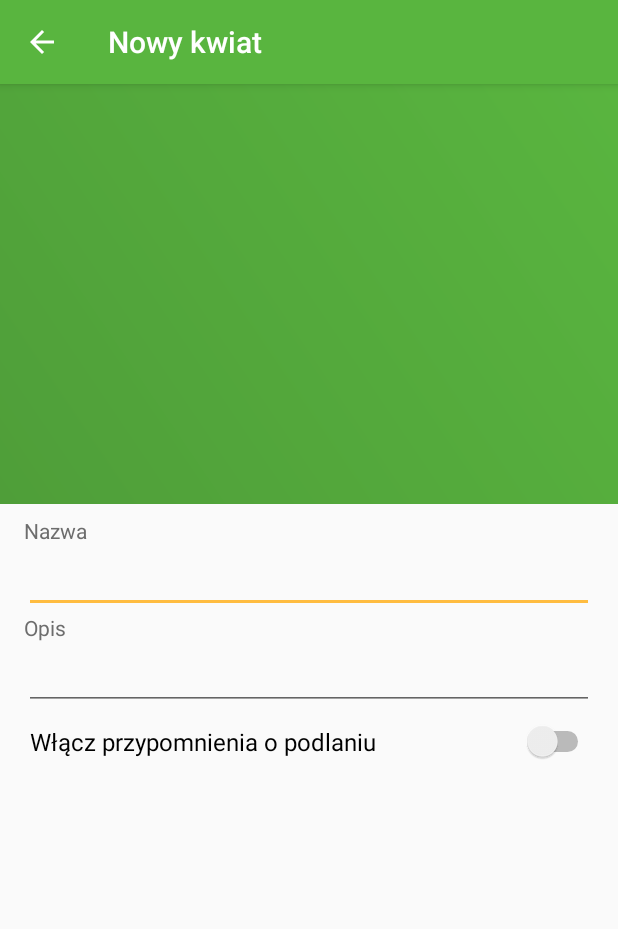
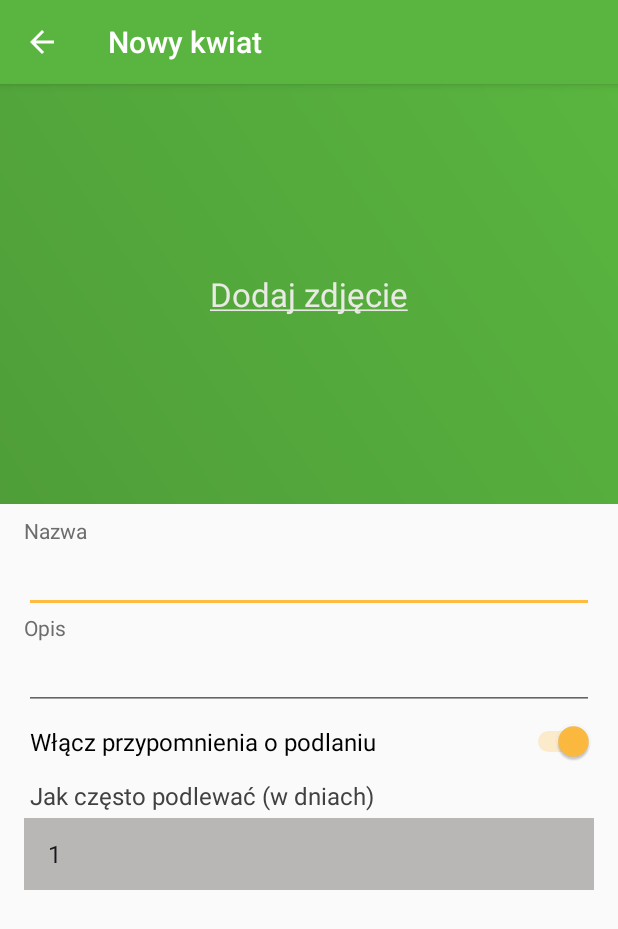
Before and after one commit to mniami/pourtheflowers, an Android app: the screen it shows after launch (MainActivity), in the side drawer, after a tap on "Dodaj nowy", on a phone screen of 412 x 824 dp. Shown: the top 929 px of the screen. Run offline under Robolectric (Android 15) with nearby library versions, the light colour scheme and no system bars; our stand-ins replace Dagger/Hilt's generated code; network calls fail; pictures from the network do not load.

Commit message:
Renamed NotificationTime.seconds to value Added link to add image photo on New Item Fragment Added showing empty image (flower) when no photo found Removed confirmation dialogs from edit and new fragments

```diff
--- a/pourtheflowers/app/src/main/java/pl/bydgoszcz/guideme/podlewacz/notifications/NotificationExt.kt
+++ b/pourtheflowers/app/src/main/java/pl/bydgoszcz/guideme/podlewacz/notifications/NotificationExt.kt
@@ -11,7 +11,7 @@ import pl.bydgoszcz.guideme.podlewacz.utils.SystemTime
 import pl.bydgoszcz.guideme.podlewacz.views.model.UiItem
 
 fun Notification.getRemainingTime(currentTime: SystemTime): NotificationTime {
-    return if (lastNotificationTime.millis > 0 && repeatInTime.seconds > 0) {
+    return if (lastNotificationTime.millis > 0 && repeatInTime.value > 0) {
         val elapsedTime = currentTime - lastNotificationTime
         var remainTime = repeatInTime - elapsedTime % repeatInTime
         val notificationDateTime = currentTime + remainTime
--- a/pourtheflowers/app/src/main/java/pl/bydgoszcz/guideme/podlewacz/notifications/NotificationScheduler.kt
+++ b/pourtheflowers/app/src/main/java/pl/bydgoszcz/guideme/podlewacz/notifications/NotificationScheduler.kt
@@ -1,16 +1,21 @@
 package pl.bydgoszcz.guideme.podlewacz.notifications
 
 import android.content.Context
+import android.util.Log
 import androidx.work.Data
 import androidx.work.OneTimeWorkRequestBuilder
 import androidx.work.PeriodicWorkRequestBuilder
 import androidx.work.WorkManager
 import pl.bydgoszcz.guideme.podlewacz.notifications.workers.DelayedNotificationWorker
 import pl.bydgoszcz.guideme.podlewacz.notifications.workers.PeriodicNotificationWorker
+import pl.bydgoszcz.guideme.podlewacz.utils.NotificationTime
+import pl.bydgoszcz.guideme.podlewacz.utils.SystemTime
+import java.lang.String.format
 import java.util.concurrent.TimeUnit
 import javax.inject.Inject
 
 class NotificationScheduler @Inject constructor(val context: Context) {
+    val tag = "NotificationSched"
     companion object {
         private const val MAIN_TAG = "podlewacz"
 
@@ -23,6 +28,8 @@ class NotificationScheduler @Inject constructor(val context: Context) {
     }
 
     fun scheduleJob(id: String, title: String, text: String, delay: Long, repeat: Long) {
+        val scheduledTime = SystemTime.current().plus(NotificationTime.fromMillis(delay))
+        Log.d(tag, format("Schedule '%s' to '%s'", title, scheduledTime))
         val params = mapOf(
                 NotificationScheduler.ID to id,
                 NotificationScheduler.TITLE to title,
--- a/pourtheflowers/app/src/main/java/pl/bydgoszcz/guideme/podlewacz/serialization/ItemsSerializer.kt
+++ b/pourtheflowers/app/src/main/java/pl/bydgoszcz/guideme/podlewacz/serialization/ItemsSerializer.kt
@@ -51,7 +51,7 @@ class ItemsSerializer {
                     getString(),
                     getString(),
                     tagSerializer.deserialize(byteBuffer),
-                    getInt(),
+                    int,
                     NotificationSerializer().deserialize(byteBuffer)
             )
         }
@@ -61,7 +61,7 @@ class ItemsSerializer {
 class NotificationSerializer {
     fun serialize(byteBuffer: ByteBuffer, notification: Notification) {
         byteBuffer.put(if (notification.enabled) 0x1.toByte() else 0x0.toByte())
-        byteBuffer.putInt(notification.repeatInTime.seconds)
+        byteBuffer.putInt(notification.repeatInTime.value)
         byteBuffer.putLong(notification.lastNotificationTime.millis)
     }
 
--- a/pourtheflowers/app/src/main/java/pl/bydgoszcz/guideme/podlewacz/views/TakePicture.kt
+++ b/pourtheflowers/app/src/main/java/pl/bydgoszcz/guideme/podlewacz/views/TakePicture.kt
@@ -29,8 +29,12 @@ object TakePicture {
         )
     }
 
-    fun requestTakePicture(activity: FragmentActivity): File? {
+
+    fun requestTakePicture(activity: FragmentActivity?): File? {
         var photoFile: File? = null
+        val activity = activity
+                ?: throw IllegalStateException("Request take picture has no activity")
+
         Intent(MediaStore.ACTION_IMAGE_CAPTURE).also { takePictureIntent ->
             takePictureIntent.resolveActivity(activity.packageManager)?.also {
                 photoFile = createImageFile(activity)
--- a/pourtheflowers/app/src/main/java/pl/bydgoszcz/guideme/podlewacz/views/fragments/FlowerListFragment.kt
+++ b/pourtheflowers/app/src/main/java/pl/bydgoszcz/guideme/podlewacz/views/fragments/FlowerListFragment.kt
@@ -7,18 +7,18 @@ import android.support.v4.app.FragmentManager
 import android.support.v7.widget.LinearLayoutManager
 import android.support.v7.widget.RecyclerView
 import android.view.*
+import kotlinx.android.synthetic.main.app_bar_main.*
+import kotlinx.android.synthetic.main.fragment_flower_list.*
 import pl.bydgoszcz.guideme.podlewacz.MainActivityHelper
 import pl.bydgoszcz.guideme.podlewacz.PourTheFlowerApplication
 import pl.bydgoszcz.guideme.podlewacz.R
+import pl.bydgoszcz.guideme.podlewacz.analytics.Analytics
+import pl.bydgoszcz.guideme.podlewacz.analytics.BundleFactory
 import pl.bydgoszcz.guideme.podlewacz.features.PouredTheFlower
-import pl.bydgoszcz.guideme.podlewacz.views.model.UiItem
 import pl.bydgoszcz.guideme.podlewacz.utils.setMenu
 import pl.bydgoszcz.guideme.podlewacz.views.FabHelper
 import pl.bydgoszcz.guideme.podlewacz.views.fragments.providers.ItemsProvider
-import kotlinx.android.synthetic.main.app_bar_main.*
-import kotlinx.android.synthetic.main.fragment_flower_list.*
-import pl.bydgoszcz.guideme.podlewacz.analytics.Analytics
-import pl.bydgoszcz.guideme.podlewacz.analytics.BundleFactory
+import pl.bydgoszcz.guideme.podlewacz.views.model.UiItem
 import javax.inject.Inject
 
 class FlowerListFragment : Fragment() {
@@ -66,7 +66,7 @@ class FlowerListFragment : Fragment() {
 
     override fun onResume() {
         super.onResume()
-        val act = activity ?: return
+        val act = activity ?: throw IllegalStateException("Flower list no activity")
         val adapter = recyclerView.adapter as FlowerRecyclerViewAdapter? ?: return
         adapter.resume()
         FabHelper(act).show(FabHelper.Option.ADD)?.setOnClickListener {
--- a/pourtheflowers/app/src/main/java/pl/bydgoszcz/guideme/podlewacz/views/fragments/NewItemFragment.kt
+++ b/pourtheflowers/app/src/main/java/pl/bydgoszcz/guideme/podlewacz/views/fragments/NewItemFragment.kt
@@ -6,18 +6,19 @@ import android.os.Bundle
 import android.support.v4.app.Fragment
 import android.support.v4.content.ContextCompat.checkSelfPermission
 import android.view.*
+import kotlinx.android.synthetic.main.app_bar_main.*
+import kotlinx.android.synthetic.main.fragment_flower_edit.*
 import pl.bydgoszcz.guideme.podlewacz.*
 import pl.bydgoszcz.guideme.podlewacz.features.AddNewItem
 import pl.bydgoszcz.guideme.podlewacz.model.Item
-import pl.bydgoszcz.guideme.podlewacz.views.model.UiItem
 import pl.bydgoszcz.guideme.podlewacz.utils.ImageUtils
 import pl.bydgoszcz.guideme.podlewacz.utils.NotificationTime
 import pl.bydgoszcz.guideme.podlewacz.utils.setMenu
 import pl.bydgoszcz.guideme.podlewacz.views.FabHelper
 import pl.bydgoszcz.guideme.podlewacz.views.TakePicture
 import pl.bydgoszcz.guideme.podlewacz.views.fragments.binders.EditDetailsFragmentBinder
-import kotlinx.android.synthetic.main.app_bar_main.*
-import kotlinx.android.synthetic.main.fragment_flower_edit.*
+import pl.bydgoszcz.guideme.podlewacz.views.model.UiItem
+import java.lang.String.format
 import javax.inject.Inject
 
 class NewItemFragment : Fragment(), TakingPictureThumbnail {
@@ -48,6 +49,7 @@ class NewItemFragment : Fragment(), TakingPictureThumbnail {
         }
 
         FabHelper(activity).hide()
+
         uiItem = UiItem(Item(), true, NotificationTime.ZERO, "")
         binder = EditDetailsFragmentBinder(requireContext(), etName, etDescription, frequencySpinner, turnNotificationSwitch, tvFrequencyLabel, ivImage)
         binder.bind {
@@ -60,50 +62,54 @@ class NewItemFragment : Fragment(), TakingPictureThumbnail {
                 pourFrequencyVisible = notificationEnabled
             }
         }
-        val activity = activity ?: return
+        tvPhotoImage.setOnClickListener {
+            requestTakePicture()
+        }
+        ivImage.setOnClickListener {
+            requestTakePicture()
+        }
+        binder.notificationEnabled = true
+        binder.pourFrequencyVisible = true
+        val activity = activity
+                ?: throw IllegalStateException("New item on view created has no activity")
 
         if (activity is MainActivityHelper) {
             activity.showBackButton(true)
             activity.toolbar.title = getString(R.string.new_flower)
         }
         registerSave()
-        requestTakePicture()
     }
 
     private fun registerSave() {
         doOnBackPressed {
-            showConfirmationDialog(R.string.dialog_title_confirm_save, R.string.dialog_message_cofirm_save,
-                    onSuccess = {
-                        validate {
-                            saveItem {
-                                goBack()
-                            }
-                        }
-                    },
-                    onFailure = {
-                        goBack()
-                    })
+            validate {
+                saveItem {
+                    goBack()
+                }
+            }
             returnFalse()
         }
     }
 
     private fun validate(onSuccess: () -> Unit) {
         if (binder.name.isEmpty()) {
-            showSnack(R.string.name_cannot_be_empty_message)
+            goBack()
             return
         }
         return onSuccess()
     }
 
     private fun saveItem(onSuccess: () -> Unit) {
-        val filePath = photoFilePath ?: return
+        val filePath = photoFilePath
+                ?: format("android.resource://%s/drawable/flower", getString(R.string.package_name))
         val frequency = if (binder.notificationEnabled) NotificationTime.fromDays(binder.pourFrequencyInDays) else NotificationTime.ZERO
 
         addNewItem.add(binder.name, binder.description, emptyList(), filePath, frequency, onSuccess)
     }
 
     private fun requestTakePicture() {
-        val activity = activity ?: return
+        val activity = activity
+                ?: throw IllegalStateException("Request take picture has no activity")
 
         if (checkSelfPermission(activity, Manifest.permission.CAMERA)
                 != PackageManager.PERMISSION_GRANTED) {
@@ -111,6 +117,7 @@ class NewItemFragment : Fragment(), TakingPictureThumbnail {
         } else {
             try {
                 photoFilePath = TakePicture.requestTakePicture(activity)?.absolutePath
+                tvPhotoImage.visibility = View.GONE
             } catch (ex: Exception) {
                 showSnack(R.string.image_file_not_found)
             }
@@ -125,7 +132,11 @@ class NewItemFragment : Fragment(), TakingPictureThumbnail {
     override fun onRequestPermissionsResult(requestCode: Int, permissions: Array<out String>, grantResults: IntArray) {
         super.onRequestPermissionsResult(requestCode, permissions, grantResults)
         if (requestCode == MY_CAMERA_REQUEST_CODE) {
-            TakePicture.requestTakePicture(requireActivity())
+            try {
+                photoFilePath = TakePicture.requestTakePicture(activity)?.absolutePath
+            } catch (ex: Exception) {
+                showSnack(R.string.image_file_not_found)
+            }
         }
     }
 
@@ -138,7 +149,7 @@ class NewItemFragment : Fragment(), TakingPictureThumbnail {
     }
 
     private fun showPicture() {
-        var imageFilePath = photoFilePath ?: return
+        val imageFilePath = photoFilePath ?: return
 
         // Compress bitmap
         val proportion = ivImage.width.toFloat() / ivImage.height.toFloat()
--- a/pourtheflowers/app/src/main/java/pl/bydgoszcz/guideme/podlewacz/views/fragments/providers/ItemsProvider.kt
+++ b/pourtheflowers/app/src/main/java/pl/bydgoszcz/guideme/podlewacz/views/fragments/providers/ItemsProvider.kt
@@ -1,9 +1,9 @@
 package pl.bydgoszcz.guideme.podlewacz.views.fragments.providers
 
+import pl.bydgoszcz.guideme.podlewacz.notifications.updateRemainingTime
 import pl.bydgoszcz.guideme.podlewacz.repositories.ItemsRepository
+import pl.bydgoszcz.guideme.podlewacz.views.fragments.FlowerListFragment
 import pl.bydgoszcz.guideme.podlewacz.views.model.UiItem
-import pl.bydgoszcz.guideme.podlewacz.notifications.updateRemainingTime
-import pl.bydgoszcz.guideme.podlewacz.views.fragments.FlowerListFragment
 import javax.inject.Inject
 import javax.inject.Singleton
 
@@ -20,7 +20,7 @@ class ItemsProvider @Inject constructor(private val repository: ItemsRepository)
         flowers.forEach { it.updateRemainingTime() }
         return flowers.sortedBy {
             if (it.isUser && it.item.notification.enabled) {
-                it.remainingTime.seconds
+                it.remainingTime.value
             } else {
                 Int.MAX_VALUE
             }
--- a/pourtheflowers/app/src/main/res/layout/fragment_flower_edit.xml
+++ b/pourtheflowers/app/src/main/res/layout/fragment_flower_edit.xml
@@ -24,27 +24,37 @@
                 android:id="@+id/ivImage"
                 android:layout_width="0dp"
                 android:layout_height="0dp"
-                android:layout_marginStart="0dp"
-                android:layout_marginTop="0dp"
-                android:layout_marginEnd="0dp"
-                android:layout_marginBottom="0dp"
                 android:contentDescription="@string/flower_image_description"
                 app:layout_constraintBottom_toBottomOf="parent"
                 app:layout_constraintEnd_toEndOf="parent"
                 app:layout_constraintStart_toStartOf="parent"
                 app:layout_constraintTop_toTopOf="parent" />
+
+            <TextView
+                android:id="@+id/tvPhotoImage"
+                android:layout_width="wrap_content"
+                android:layout_height="wrap_content"
+                android:text="@string/click_to_see_photo"
+                android:textColor="@color/brokenWhite"
+                android:textSize="@dimen/headerTextSize"
+                app:layout_constraintBottom_toBottomOf="parent"
+                app:layout_constraintEnd_toEndOf="parent"
+                app:layout_constraintHorizontal_bias="0.5"
+                app:layout_constraintStart_toStartOf="parent"
+                app:layout_constraintTop_toTopOf="parent" />
         </android.support.constraint.ConstraintLayout>
 
         <TextView
+            android:id="@+id/nameLabel"
+            style="@style/LabelTextViewStyle"
             android:layout_width="match_parent"
             android:layout_height="wrap_content"
+            android:layout_marginStart="16dp"
             android:layout_marginTop="8dp"
-            android:layout_marginStart="16dp"
             android:layout_marginEnd="16dp"
-            android:id="@+id/nameLabel"
-            style="@style/LabelTextViewStyle"
             android:text="@string/name_label"
-            app:layout_constraintTop_toTopOf="@+id/guideline2"/>
+            android:labelFor="@id/etName"
+            app:layout_constraintTop_toTopOf="@+id/guideline2" />
 
         <EditText
             android:id="@+id/etName"
@@ -52,20 +62,22 @@
             android:layout_height="wrap_content"
             android:layout_marginStart="16dp"
             android:layout_marginEnd="16dp"
-            android:inputType="textPersonName"
+            android:autofillHints=""
+            android:inputType="text"
             app:layout_constraintEnd_toEndOf="parent"
             app:layout_constraintStart_toStartOf="parent"
             app:layout_constraintTop_toBottomOf="@+id/nameLabel" />
 
         <TextView
+            android:id="@+id/descriptionLabel"
+            style="@style/LabelTextViewStyle"
             android:layout_width="match_parent"
             android:layout_height="wrap_content"
             android:layout_marginStart="16dp"
             android:layout_marginEnd="16dp"
-            android:id="@+id/descriptionLabel"
             android:text="@string/description_label"
-            style="@style/LabelTextViewStyle"
-            app:layout_constraintTop_toBottomOf="@+id/etName"/>
+            android:labelFor="@id/etDescription"
+            app:layout_constraintTop_toBottomOf="@+id/etName" />
 
         <EditText
             android:id="@+id/etDescription"
@@ -73,6 +85,8 @@
             android:layout_height="wrap_content"
             android:layout_marginStart="16dp"
             android:layout_marginEnd="16dp"
+            android:autofillHints=""
+            android:inputType="text"
             app:layout_constraintEnd_toEndOf="parent"
             app:layout_constraintStart_toStartOf="parent"
             app:layout_constraintTop_toBottomOf="@+id/descriptionLabel" />
@@ -90,9 +104,9 @@
             android:layout_height="42dp"
             android:layout_marginStart="16dp"
             android:layout_marginEnd="16dp"
-            android:paddingLeft="4dp"
+            android:paddingStart="4dp"
+            android:text="@string/notification_label"
             android:textSize="@dimen/descriptionTextSize"
-            android:text="@string/notification_label"
             app:layout_constraintEnd_toEndOf="parent"
             app:layout_constraintHorizontal_bias="0.0"
             app:layout_constraintStart_toStartOf="parent"
@@ -106,7 +120,7 @@
             android:layout_marginStart="16dp"
             android:layout_marginEnd="16dp"
             android:gravity="bottom"
-            android:paddingLeft="4dp"
+            android:paddingStart="4dp"
             android:text="@string/frequency_label"
             app:layout_constraintEnd_toEndOf="parent"
             app:layout_constraintStart_toStartOf="parent"
@@ -114,12 +128,12 @@
 
         <Spinner
             android:id="@+id/frequencySpinner"
+            style="@style/LabelTextViewStyle"
             android:layout_width="0dp"
             android:layout_height="wrap_content"
             android:layout_marginStart="16dp"
             android:layout_marginEnd="16dp"
             android:background="@color/gray"
-            style="@style/LabelTextViewStyle"
             app:layout_constraintEnd_toEndOf="parent"
             app:layout_constraintHorizontal_bias="0.0"
             app:layout_constraintStart_toStartOf="parent"
--- a/pourtheflowers/app/src/main/res/values/strings.xml
+++ b/pourtheflowers/app/src/main/res/values/strings.xml
@@ -1,10 +1,11 @@
 <resources>
     <string name="app_name">Podlewacz</string>
+    <string name="package_name">pl.bydgoszcz.guideme.podlewacz</string>
 
     <string name="navigation_drawer_open">Otwórz menu</string>
     <string name="navigation_drawer_close">Zamknij menu</string>
     <string name="nav_header_title">Powiadomienia o podlewaniu kwiatów</string>
-    <string name="nav_header_subtitle">Guide Me 2019</string>
+    <string name="nav_header_subtitle">GuideMe 2019</string>
     <string name="nav_header_desc"></string>
     <string name="action_settings">Ustawienia</string>
     <string name="title_activity_flower">FlowerActivity</string>
@@ -46,4 +47,5 @@
     <string name="dialog_button_yes">Zatwierdź</string>
     <string name="dialog_button_no">Anuluj</string>
     <string name="image_load_failed">Wystąpił problem z pobraniem zdjęcia</string>
+    <string name="click_to_see_photo"><u>Dodaj zdjęcie</u></string>
 </resources>
```
Also changed, not shown: pourtheflowers/app/build.gradle (+11 -28 lines), pourtheflowers/app/src/main/java/pl/bydgoszcz/guideme/podlewacz/MainActivity.kt (+6 -5 lines), pourtheflowers/app/src/main/java/pl/bydgoszcz/guideme/podlewacz/notifications/ItemsNotifications.kt (+3 -4 lines), pourtheflowers/app/src/main/java/pl/bydgoszcz/guideme/podlewacz/utils/NotificationTime.kt (+13 -13 lines), pourtheflowers/app/src/main/java/pl/bydgoszcz/guideme/podlewacz/views/fragments/EditDetailsFragment.kt (+9 -14 lines), pourtheflowers/app/src/main/java/pl/bydgoszcz/guideme/podlewacz/views/fragments/ImageLoader.kt (+10 -2 lines), pourtheflowers/app/src/main/java/pl/bydgoszcz/guideme/podlewacz/views/fragments/ItemDetailsFragment.kt (+10 -9 lines), 3 other files.
